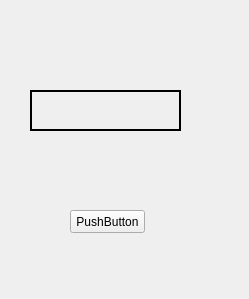
SWX-TJ/RobotVisionClient, file roadrobotmodesetwidget.ui: the form before one commit.
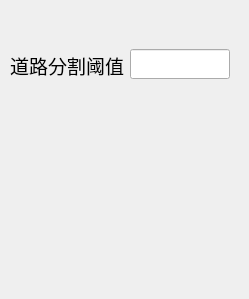
The form after the commit.

Diff of the .ui file:
```diff
--- a/roadrobotmodesetwidget.ui
+++ b/roadrobotmodesetwidget.ui
@@ -16,31 +16,31 @@
   <widget class="QLabel" name="label">
    <property name="geometry">
     <rect>
-     <x>30</x>
-     <y>90</y>
-     <width>151</width>
-     <height>41</height>
+     <x>10</x>
+     <y>50</y>
+     <width>131</width>
+     <height>31</height>
     </rect>
    </property>
-   <property name="frameShape">
-    <enum>QFrame::WinPanel</enum>
+   <property name="font">
+    <font>
+     <family>华文楷体</family>
+     <pointsize>14</pointsize>
+    </font>
    </property>
    <property name="text">
-    <string/>
+    <string>道路分割阈值：</string>
    </property>
   </widget>
-  <widget class="QPushButton" name="pushButton">
+  <widget class="QLineEdit" name="ThresholdValue">
    <property name="geometry">
     <rect>
-     <x>70</x>
-     <y>210</y>
-     <width>75</width>
-     <height>23</height>
+     <x>130</x>
+     <y>49</y>
+     <width>100</width>
+     <height>30</height>
     </rect>
    </property>
-   <property name="text">
-    <string>PushButton</string>
-   </property>
   </widget>
  </widget>
  <resources/>
```
